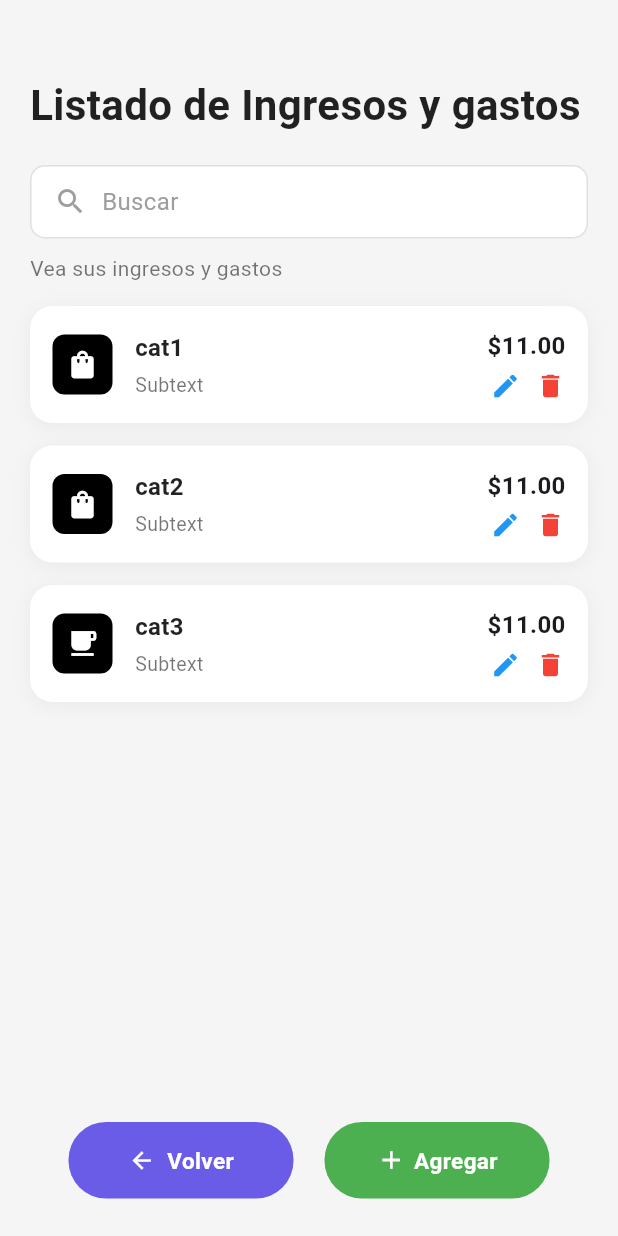
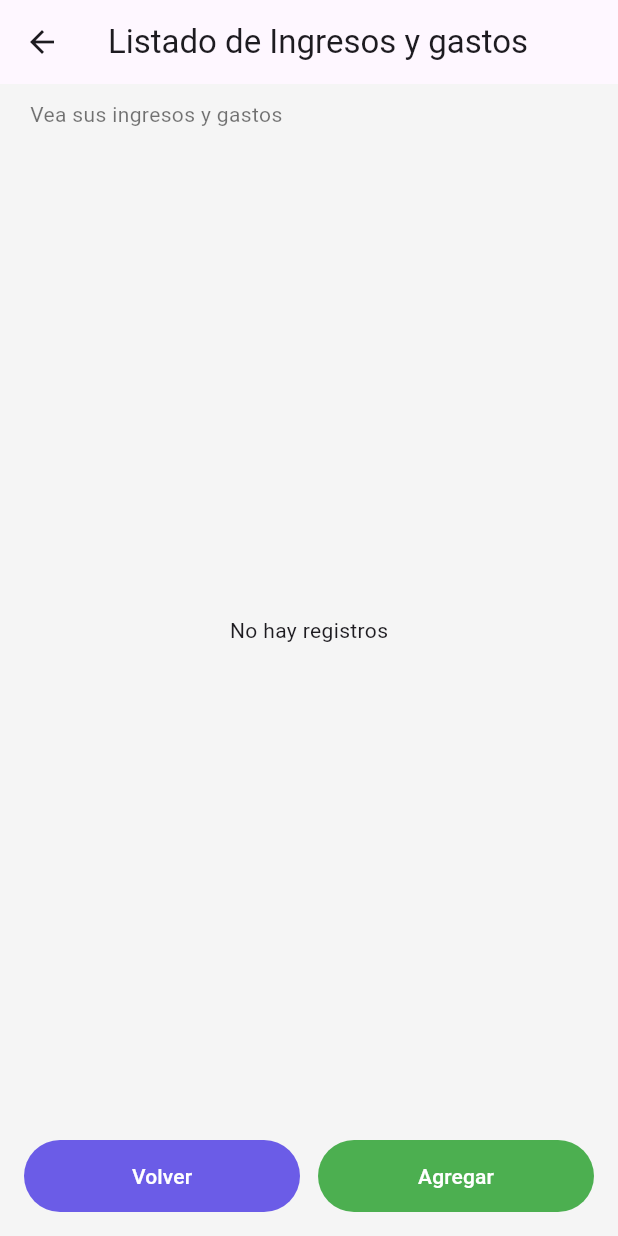
Before and after one commit to ISMAEL2003UTC/concurso, a Flutter app: the screen it shows after launch, after a tap on "Gestion", on a phone screen of 412 x 824 dp. Run offline on Flutter 3.47's test engine with Material 3 defaults, Android fonts, the phone set to English and light mode, and no system bars; our stand-ins replace sqflite; accounts and stored records are empty.

Commit message:
proyecto terminado

```diff
--- a/prueba_concurso/lib/ingresos gastos/formulario.dart
+++ b/prueba_concurso/lib/ingresos gastos/formulario.dart
@@ -1,7 +1,7 @@
 import 'package:flutter/material.dart';
 
 import '../models/movimientoModel.dart';
-import '../repositories/movimientoRepositorio.dart';
+import '../repositories/movimientos_repository.dart';
 
 class MovimientosFormScreen extends StatefulWidget {
   const MovimientosFormScreen({super.key});
@@ -153,7 +153,7 @@ class _MovimientosFormScreenState extends State<MovimientosFormScreen> {
                     child: TextButton(
                       onPressed: () async {
                         if (formMovimiento.currentState!.validate()) {
-                          final repositorio = Movimientorepositorio();
+                          final repositorio = MovimientosRepository();
                           final movimiento = Movimientomodel(
                             descripcion: descripcionController.text,
                             categoria: categoriaController.text,
--- a/prueba_concurso/lib/ingresos gastos/listdo_gestor.dart
+++ b/prueba_concurso/lib/ingresos gastos/listdo_gestor.dart
@@ -1,234 +1,168 @@
 import 'package:flutter/material.dart';
 
-class ListadoGestorScreen extends StatelessWidget {
+import '../models/movimientoModel.dart';
+import '../repositories/movimientos_repository.dart';
+import 'formulario.dart';
+
+class ListadoGestorScreen extends StatefulWidget {
+  @override
+  State<ListadoGestorScreen> createState() => _ListadoGestorScreenState();
+}
+
+class _ListadoGestorScreenState extends State<ListadoGestorScreen> {
+  final repo = MovimientosRepository();
+  List<Movimientomodel> items = [];
+  bool loading = true;
+
+  @override
+  void initState() {
+    super.initState();
+    _loadItems();
+  }
+
+  Future<void> _loadItems() async {
+    setState(() => loading = true);
+    final list = await repo.getAll();
+    setState(() {
+      items = list;
+      loading = false;
+    });
+  }
+
+  Future<void> _onDelete(int id) async {
+    await repo.delete(id);
+    await _loadItems();
+  }
+
+  Future<void> _openForm([Movimientomodel? model]) async {
+    await Navigator.push(
+      context,
+      MaterialPageRoute(
+        builder: (_) => MovimientosFormScreen(),
+        settings: RouteSettings(arguments: model),
+      ),
+    );
+    await _loadItems();
+  }
+
   @override
   Widget build(BuildContext context) {
     return Scaffold(
       backgroundColor: Color(0xFFF5F5F5),
+      appBar: AppBar(
+        title: Text('Listado de Ingresos y gastos'),
+      ),
       body: Column(
         crossAxisAlignment: CrossAxisAlignment.start,
         children: [
-          SizedBox(height: 50),
-          Padding(
-            padding: EdgeInsets.symmetric(horizontal: 20),
-            child: Text(
-              'Listado de Ingresos y gastos',
-              style: TextStyle(
-                fontSize: 28,
-                fontWeight: FontWeight.bold,
-                color: Colors.black87,
-              ),
-            ),
-          ),
-          SizedBox(height: 20),
-
-          // BUSCADOR
-          Padding(
-            padding: EdgeInsets.symmetric(horizontal: 20),
-            child: Container(
-              padding: EdgeInsets.symmetric(horizontal: 15, vertical: 12),
-              decoration: BoxDecoration(
-                color: Colors.white,
-                borderRadius: BorderRadius.circular(10),
-                border: Border.all(color: Colors.grey.shade300),
-              ),
-              child: Row(
-                children: [
-                  Icon(Icons.search, color: Colors.grey, size: 22),
-                  SizedBox(width: 10),
-                  Text(
-                    'Buscar',
-                    style: TextStyle(
-                      color: Colors.grey,
-                      fontSize: 16,
-                    ),
-                  ),
-                ],
-              ),
-            ),
-          ),
-
           SizedBox(height: 10),
           Padding(
             padding: EdgeInsets.symmetric(horizontal: 20),
             child: Text(
               'Vea sus ingresos y gastos',
-              style: TextStyle(
-                fontSize: 14,
-                color: Colors.black54,
-              ),
+              style: TextStyle(fontSize: 14, color: Colors.black54),
             ),
           ),
-
-          SizedBox(height: 15),
+          SizedBox(height: 10),
 
           // LISTADO
           Expanded(
-            child: Column(
-              children: [
-                _item(context, 'cat1', Icons.shopping_bag),
-                SizedBox(height: 15),
-                _item(context, 'cat2', Icons.shopping_bag),
-                SizedBox(height: 15),
-                _item(context, 'cat3', Icons.local_cafe),
-              ],
-            ),
+            child: loading
+                ? Center(child: CircularProgressIndicator())
+                : items.isEmpty
+                    ? Center(child: Text('No hay registros'))
+                    : ListView.separated(
+                        padding: EdgeInsets.all(16),
+                        itemCount: items.length,
+                        separatorBuilder: (_, __) => SizedBox(height: 12),
+                        itemBuilder: (context, index) {
+                          final m = items[index];
+                          return _item(context, m);
+                        },
+                      ),
           ),
 
-Padding(
-  padding: EdgeInsets.all(25),
-  child: Row(
-    mainAxisAlignment: MainAxisAlignment.spaceEvenly,
-    children: [
-
-      // BOTÓN VOLVER
-      GestureDetector(
-        onTap: () {
-          Navigator.pop(context);
-        },
-        child: Container(
-          width: 150,
-          padding: EdgeInsets.symmetric(vertical: 15),
-          decoration: BoxDecoration(
-            color: Color(0xFF6B5CE7),
-            borderRadius: BorderRadius.circular(25),
-          ),
-          child: Row(
-            mainAxisAlignment: MainAxisAlignment.center,
-            children: [
-              Icon(Icons.arrow_back, color: Colors.white, size: 18),
-              SizedBox(width: 8),
-              Text(
-                'Volver',
-                style: TextStyle(
-                  color: Colors.white,
-                  fontSize: 15,
-                  fontWeight: FontWeight.w600,
+          Padding(
+            padding: EdgeInsets.all(16),
+            child: Row(
+              mainAxisAlignment: MainAxisAlignment.spaceEvenly,
+              children: [
+                // VOLVER
+                Expanded(
+                  child: TextButton(
+                    onPressed: () => Navigator.pop(context),
+                    style: TextButton.styleFrom(
+                      backgroundColor: Color(0xFF6B5CE7),
+                      padding: EdgeInsets.symmetric(vertical: 14),
+                    ),
+                    child: Text('Volver', style: TextStyle(color: Colors.white)),
+                  ),
                 ),
-              ),
-            ],
-          ),
-        ),
-      ),
-
-      // BOTÓN AGREGAR
-      GestureDetector(
-                  onTap: () {
-                    print("Agregar nuevo registro");
-                    // Aquí luego puedes navegar al formulario de agregar
-                  },
-                  child: Container(
-                    width: 150,
-                    padding: EdgeInsets.symmetric(vertical: 15),
-                    decoration: BoxDecoration(
-                      color: Colors.green,
-                      borderRadius: BorderRadius.circular(25),
+                SizedBox(width: 12),
+                // AGREGAR
+                Expanded(
+                  child: TextButton(
+                    onPressed: () => _openForm(),
+                    style: TextButton.styleFrom(
+                      backgroundColor: Colors.green,
+                      padding: EdgeInsets.symmetric(vertical: 14),
                     ),
-                    child: Row(
-                      mainAxisAlignment: MainAxisAlignment.center,
-                      children: [
-                        Icon(Icons.add, color: Colors.white, size: 20),
-                        SizedBox(width: 5),
-                        Text(
-                          'Agregar',
-                          style: TextStyle(
-                            color: Colors.white,
-                            fontSize: 15,
-                            fontWeight: FontWeight.w600,
-                          ),
-                        ),
-                      ],
-                    ),
+                    child: Text('Agregar', style: TextStyle(color: Colors.white)),
                   ),
                 ),
               ],
             ),
           ),
-
         ],
       ),
     );
   }
 
-  // ITEM REUTILIZABLE
-  Widget _item(BuildContext context, String titulo, IconData icono) {
+  Widget _item(BuildContext context, Movimientomodel m) {
     return Padding(
-      padding: EdgeInsets.symmetric(horizontal: 20),
+      padding: EdgeInsets.symmetric(horizontal: 4),
       child: Container(
         padding: EdgeInsets.all(15),
         decoration: BoxDecoration(
           color: Colors.white,
           borderRadius: BorderRadius.circular(15),
-          boxShadow: [
-            BoxShadow(
-              color: Colors.black.withOpacity(0.05),
-              blurRadius: 10,
-              offset: Offset(0, 2),
-            ),
-          ],
+          boxShadow: [BoxShadow(color: Colors.black.withOpacity(0.05), blurRadius: 10)],
         ),
         child: Row(
           children: [
             Container(
               width: 40,
               height: 40,
-              decoration: BoxDecoration(
-                color: Colors.black,
-                borderRadius: BorderRadius.circular(8),
-              ),
-              child: Icon(icono, color: Colors.white, size: 22),
+              decoration: BoxDecoration(color: Colors.black, borderRadius: BorderRadius.circular(8)),
+              child: Icon(Icons.attach_money, color: Colors.white, size: 22),
             ),
             SizedBox(width: 15),
-
             Expanded(
               child: Column(
                 crossAxisAlignment: CrossAxisAlignment.start,
                 children: [
-                  Text(
-                    titulo,
-                    style: TextStyle(
-                      fontSize: 16,
-                      fontWeight: FontWeight.w600,
-                      color: Colors.black87,
-                    ),
-                  ),
+                  Text(m.categoria, style: TextStyle(fontSize: 16, fontWeight: FontWeight.w600)),
                   SizedBox(height: 4),
-                  Text(
-                    'Subtext',
-                    style: TextStyle(
-                      fontSize: 13,
-                      color: Colors.black54,
-                    ),
-                  ),
+                  Text(m.descripcion ?? '', style: TextStyle(fontSize: 13, color: Colors.black54)),
                 ],
               ),
             ),
-
             Column(
               crossAxisAlignment: CrossAxisAlignment.end,
               children: [
-                Text(
-                  '\$11.00',
-                  style: TextStyle(
-                    fontSize: 16,
-                    fontWeight: FontWeight.w600,
-                  ),
-                ),
-                SizedBox(height: 5),
-
+                Text('\$${m.monto?.toStringAsFixed(2) ?? '0.00'}', style: TextStyle(fontSize: 16, fontWeight: FontWeight.w600)),
+                SizedBox(height: 8),
                 Row(
                   mainAxisSize: MainAxisSize.min,
                   children: [
                     GestureDetector(
-                      onTap: () {
-                        print("Editar $titulo");
-                      },
+                      onTap: () => _openForm(m),
                       child: Icon(Icons.edit, size: 20, color: Colors.blue),
                     ),
-                    SizedBox(width: 10),
+                    SizedBox(width: 12),
                     GestureDetector(
-                      onTap: () {
-                        print("Eliminar $titulo");
+                      onTap: () async {
+                        if (m.id != null) await _onDelete(m.id!);
                       },
                       child: Icon(Icons.delete, size: 20, color: Colors.red),
                     ),
--- /dev/null
+++ b/prueba_concurso/lib/models/movimientoModel.dart
@@ -0,0 +1,63 @@
+class Movimientomodel {
+  int? id;
+  String? descripcion;
+  String categoria;
+  double? monto;
+  String tipo;
+  String fecha;
+
+  Movimientomodel({
+    this.id,
+    this.descripcion,
+    required this.categoria,
+    this.monto,
+    required this.tipo,
+    required this.fecha,
+  });
+
+  factory Movimientomodel.fromMap(Map<String, dynamic> data) {
+    return Movimientomodel(
+      id: data['id'] is int ? data['id'] as int : (data['id'] is num ? (data['id'] as num).toInt() : null),
+      descripcion: data['descripcion'] as String?,
+      categoria: data['categoria']?.toString() ?? '',
+      monto: data['monto'] is num ? (data['monto'] as num).toDouble() : (data['monto'] != null ? double.tryParse(data['monto'].toString()) : null),
+      tipo: data['tipo']?.toString() ?? '',
+      fecha: data['fecha']?.toString() ?? '',
+    );
+  }
+
+  Map<String, dynamic> toMap() {
+    final map = <String, dynamic>{
+      'descripcion': descripcion,
+      'categoria': categoria,
+      'monto': monto,
+      'tipo': tipo,
+      'fecha': fecha,
+    };
+    if (id != null) map['id'] = id;
+    return map;
+  }
+
+  Movimientomodel copyWith({
+    int? id,
+    String? descripcion,
+    String? categoria,
+    double? monto,
+    String? tipo,
+    String? fecha,
+  }) {
+    return Movimientomodel(
+      id: id ?? this.id,
+      descripcion: descripcion ?? this.descripcion,
+      categoria: categoria ?? this.categoria,
+      monto: monto ?? this.monto,
+      tipo: tipo ?? this.tipo,
+      fecha: fecha ?? this.fecha,
+    );
+  }
+
+  @override
+  String toString() {
+    return 'Movimientomodel{id: $id, descripcion: $descripcion, categoria: $categoria, monto: $monto, tipo: $tipo, fecha: $fecha}';
+  }
+}
--- /dev/null
+++ b/prueba_concurso/lib/repositories/movimientos_repository.dart
@@ -0,0 +1,37 @@
+import '../models/movimientoModel.dart';
+import '../settings/database_connection.dart';
+
+class MovimientosRepository {
+  final String tableName = 'movimientos';
+  final database = DatabaseConnection();
+
+  Future<int> create(Movimientomodel data) async {
+    final db = await database.db;
+    return await db.insert(tableName, data.toMap());
+  }
+
+  Future<int> edit(Movimientomodel data) async {
+    final db = await database.db;
+    return await db.update(
+      tableName,
+      data.toMap(),
+      where: 'id=?',
+      whereArgs: [data.id],
+    );
+  }
+
+  Future<int> delete(int id) async {
+    final db = await database.db;
+    return await db.delete(
+      tableName,
+      where: 'id=?',
+      whereArgs: [id],
+    );
+  }
+
+  Future<List<Movimientomodel>> getAll() async {
+    final db = await database.db;
+    final response = await db.query(tableName);
+    return response.map((e) => Movimientomodel.fromMap(e)).toList();
+  }
+}
```
